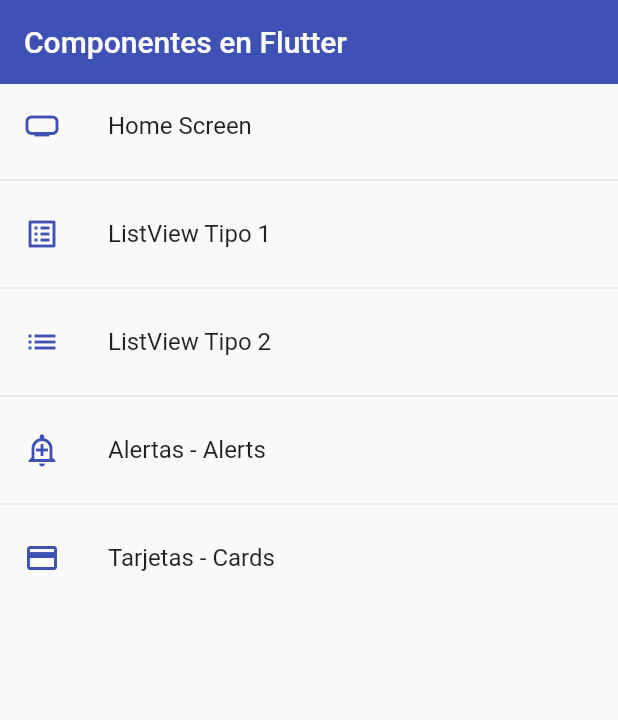
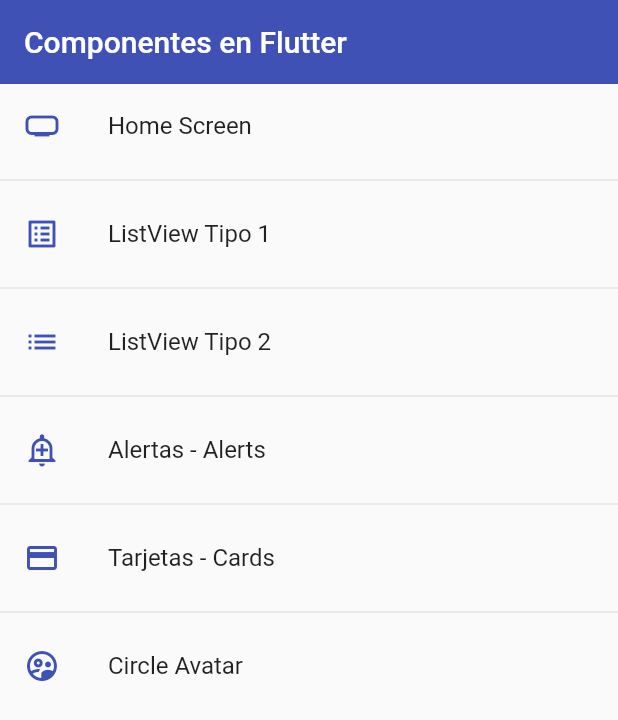
Before and after one commit to CRUXsur/marknotes, a Flutter app: the screen it shows after launch, on a phone screen of 412 x 824 dp. Shown: the top 720 px of the screen. Run offline on Flutter 3.47's test engine with Material 2 defaults, Android fonts, the phone set to English and light mode, and no system bars.

Commit message:
Widget-Circle Avatar

```diff
--- a/lib/router/app_routes.dart
+++ b/lib/router/app_routes.dart
@@ -37,7 +37,12 @@ class AppRoutes {
         route: 'card',
         name: 'Tarjetas - Cards',
         screen: const CardScreen(),
-        icon: Icons.credit_card)
+        icon: Icons.credit_card),
+    MenuOption(
+        route: 'avatar',
+        name: 'Circle Avatar',
+        screen: const AvatarScreen(),
+        icon: Icons.supervised_user_circle_outlined)
   ];
 
 /**
--- a/lib/screens/screens.dart
+++ b/lib/screens/screens.dart
@@ -1,4 +1,5 @@
 export 'package:marknotes/screens/alert_screen.dart';
+export 'package:marknotes/screens/avatar_screen.dart';
 export 'package:marknotes/screens/card_screen.dart';
 export 'package:marknotes/screens/home_screen.dart';
 export 'package:marknotes/screens/listview1_screen.dart';
```
Also changed, not shown: lib/screens/avatar_screen.dart (added, +34 -0 lines).
